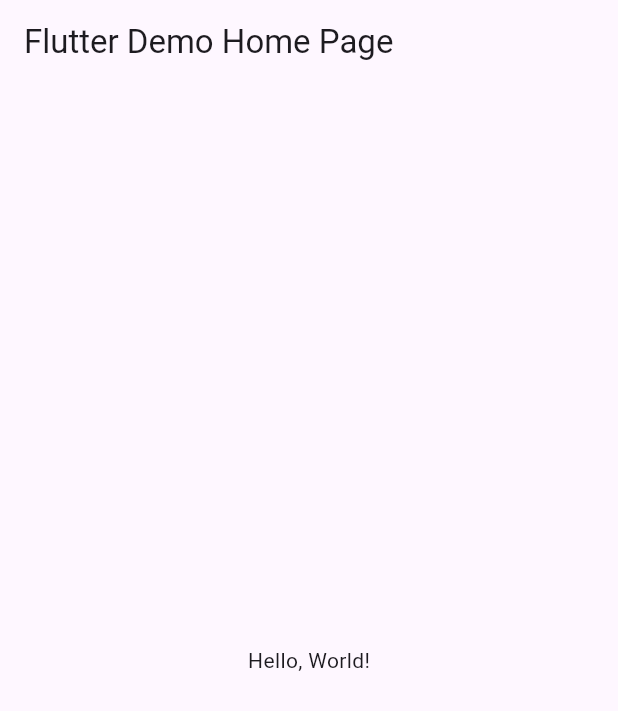
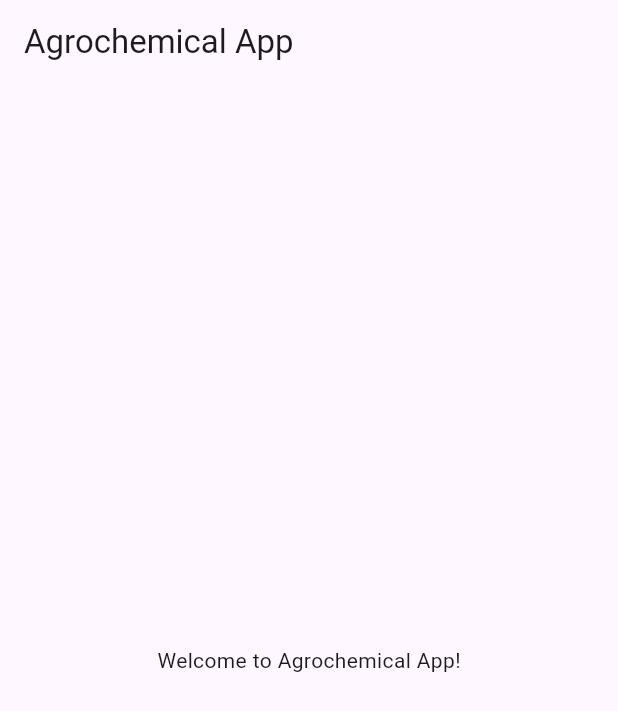
Before and after one commit to wamalaabdul/group_32, a Flutter app: the screen it shows after launch, on a phone screen of 412 x 824 dp. Shown: the top 711 px of the screen. Run offline on Flutter 3.47's test engine with Material 3 defaults, Android fonts, the phone set to English and light mode, and no system bars.

Commit message:
setting up the app structure

```diff
--- a/lib/main.dart
+++ b/lib/main.dart
@@ -3,40 +3,27 @@ import 'package:flutter/material.dart';
 void main() => runApp(MyApp());
 
 class MyApp extends StatelessWidget {
-  const MyApp({super.key});
-  // This widget is the root of your application.
   @override
   Widget build(BuildContext context) {
     return MaterialApp(
-      // Application name
-      title: 'Flutter Hello World',
-      // Application theme data, you can set the colors for the application as
-      // you want
+      title: 'Agrochemical App',
       theme: ThemeData(
-        // useMaterial3: false,
-        primarySwatch: Colors.blue,
+        primarySwatch: Colors.green,
       ),
-      // A widget which will be started on application startup
-      home: MyHomePage(title: 'Flutter Demo Home Page'),
+      home: HomePage(),
     );
   }
 }
 
-class MyHomePage extends StatelessWidget {
-  final String title;
-  const MyHomePage({super.key, required this.title});
-
+class HomePage extends StatelessWidget {
   @override
   Widget build(BuildContext context) {
     return Scaffold(
       appBar: AppBar(
-        // The title text which will be shown on the action bar
-        title: Text(title),
+        title: Text('Agrochemical App'),
       ),
       body: Center(
-        child: Text(
-          'Hello, World!',
-        ),
+        child: Text('Welcome to Agrochemical App!'),
       ),
     );
   }
```
